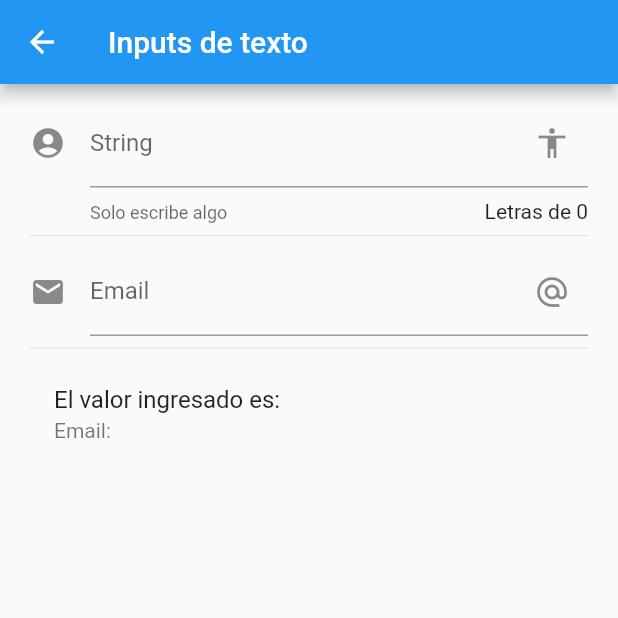
After one commit to juanmachuca95/Flutter---Componentes, a Flutter app: the InputPage screen opened by its route, on a phone screen of 412 x 824 dp, the top half of it. The commit adds this screen. Run offline on Flutter 3.47's test engine with Material 2 defaults, Android fonts, the phone set to English and light mode, and no system bars; network calls fail.

```diff
--- a/data/menu_opts.json
+++ b/data/menu_opts.json
@@ -15,6 +15,11 @@
             "ruta" : "card",
             "icon" : "folder_open",
             "texto": "Cards - Tarjetas"
+        },
+        {
+            "ruta" : "inputs",
+            "icon" : "input",
+            "texto": "inputs"
         }
     ]
 }
--- a/lib/src/pages/home_page.dart
+++ b/lib/src/pages/home_page.dart
@@ -35,7 +35,7 @@ class HomePage extends StatelessWidget {
 
     return FutureBuilder(
       future: menuProvider.cargarData(),
-      //initialData: [],
+      initialData: [],
       builder: ( BuildContext context, AsyncSnapshot<List<dynamic>> snapshot ){
 
         //print('builder');
--- /dev/null
+++ b/lib/src/pages/input_page.dart
@@ -0,0 +1,88 @@
+
+import 'package:flutter/material.dart';
+
+class InputPage extends StatefulWidget {
+  @override
+  _InputPageState createState() => _InputPageState();
+}
+
+class _InputPageState extends State<InputPage> {
+
+  String _nombre = '';
+  String _email = '';
+
+  @override
+  Widget build(BuildContext context) {
+    return Scaffold(
+      appBar: AppBar(
+        title: Text('Inputs de texto'),
+      ),
+      body: ListView(
+        padding: EdgeInsets.symmetric(horizontal: 20.0, vertical: 10.0),
+        children: <Widget>[
+          _crearInput(),
+          Divider(),
+          _crearEmail(),
+          Divider(),
+          _mostrarValor()
+
+        ],
+      )
+    );
+  }
+
+  Widget _crearInput(){
+
+    return TextField(
+      textCapitalization: TextCapitalization.sentences,
+      decoration: InputDecoration(
+        counter: Text('Letras de ${ _nombre.length }'),
+        hintText: 'Escribe algo . . .',
+        labelText: 'String',
+        helperText: 'Solo escribe algo',
+        suffixIcon: Icon( Icons.accessibility ),
+        icon: Icon( Icons.account_circle )
+      ),
+      onChanged: (valor){
+        setState(() {
+
+          _nombre = valor;
+          print(_nombre);
+
+        });
+      },
+    );
+
+  }
+
+  Widget _crearEmail() {
+
+    return TextField(
+      keyboardType: TextInputType.emailAddress,
+      decoration: InputDecoration(
+        hintText: 'Correo electronico . . .',
+        labelText: 'Email',
+        suffixIcon: Icon( Icons.alternate_email ),
+        icon: Icon( Icons.email )
+      ),
+      onChanged: (valor){
+        setState(() {
+
+          _email = valor;
+
+        });
+      },
+    );
+  }
+
+  Widget _mostrarValor() {
+
+    return ListTile(
+      title: Text('El valor ingresado es: '+_nombre),
+      subtitle: Text('Email: '+_email),
+    );
+
+  }
+
+
+}
--- a/lib/src/routes/routes.dart
+++ b/lib/src/routes/routes.dart
@@ -4,6 +4,7 @@ import 'package:componentes/src/pages/home_page.dart';
 import 'package:componentes/src/pages/alert_page.dart';
 import 'package:componentes/src/pages/avatar_page.dart';
 import 'package:componentes/src/pages/card_page.dart';
+import 'package:componentes/src/pages/input_page.dart';
 
 
 Map<String, WidgetBuilder> getAplicationRoutes(){
@@ -12,6 +13,7 @@ Map<String, WidgetBuilder> getAplicationRoutes(){
     'alert'     : ( BuildContext context ) => AlertPage(),
     'avatar'    : ( BuildContext context ) => AvatarPage(),
     'card'      : ( BuildContext context ) => CardPage(),
+    'inputs'    : ( BuildContext context ) => InputPage(),
   };
 
   return routes;
--- a/lib/src/utils/icono_string_util.dart
+++ b/lib/src/utils/icono_string_util.dart
@@ -5,7 +5,7 @@ final _icons = <String, IconData> {
   'add_alert'     : Icons.add_alert,
   'accessibility' : Icons.accessibility,
   'folder_open'   : Icons.folder_open,
-
+  'input'         : Icons.input,
 };
 
 Icon getIcon( String nombreIcon ){
--- a/pubspec.yaml
+++ b/pubspec.yaml
@@ -47,6 +47,7 @@ flutter:
   # To add assets to your application, add an assets section, like this:
   assets:
    - data/menu_opts.json
+   - assets/
   #   - images/a_dot_ham.jpeg
 
   # An image asset can refer to one or more resolution-specific "variants", see
```
Also changed, not shown: lib/src/pages/alert_page.dart (+41 -0 lines), lib/src/pages/avatar_page.dart (+23 -0 lines), lib/src/pages/card_page.dart (+29 -0 lines), assets/jar-loading.gif (added).
